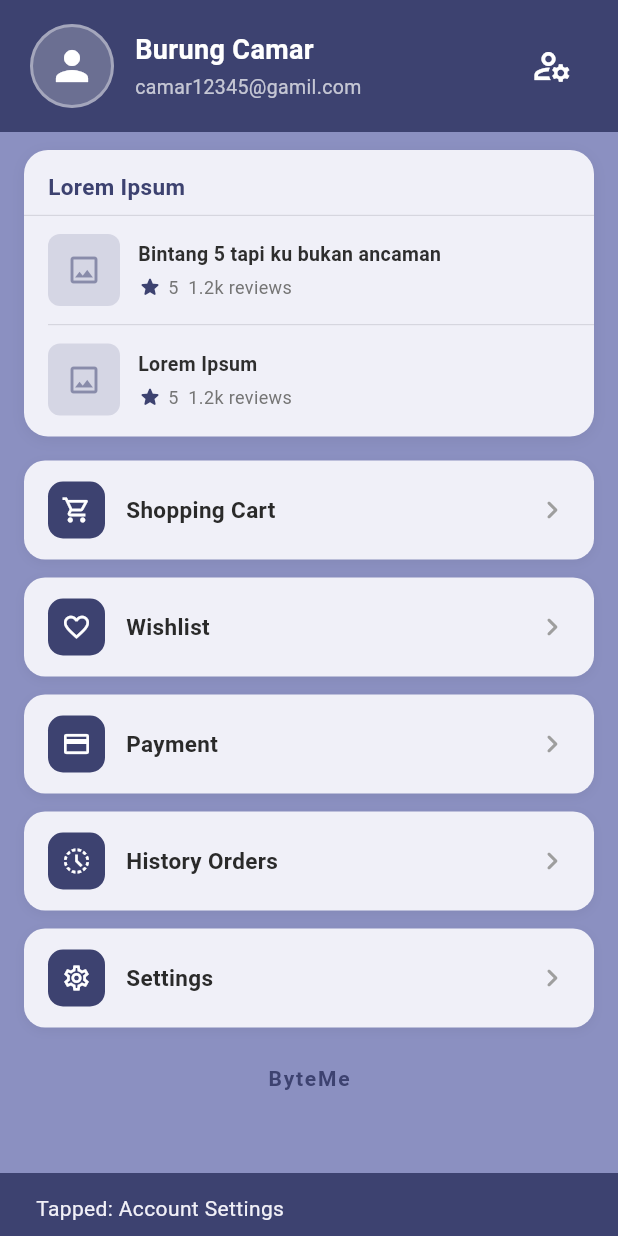
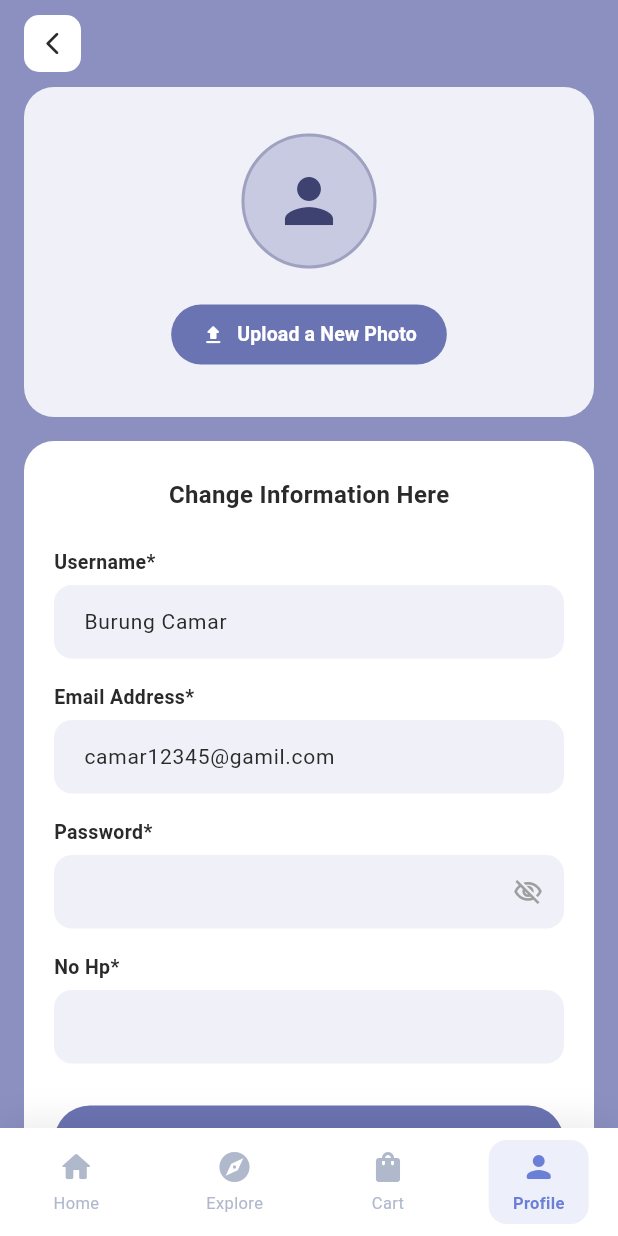
Before and after one commit to chiquixs/byteme_digital_marketplace, a Flutter app: the _ProfilePageContent widget shown alone on an empty page, opened directly, after a tap on the "manage accounts" icon, on a phone screen of 412 x 824 dp. Run offline on Flutter 3.47's test engine with Material 3 defaults, Android fonts, the phone set to English and light mode, and no system bars.

Commit message:
Create edit profile page

```diff
--- /dev/null
+++ b/lib/views/profile/edit_profile_page.dart
@@ -0,0 +1,418 @@
+import 'package:flutter/material.dart';
+
+class EditProfilePage extends StatefulWidget {
+  const EditProfilePage({super.key});
+
+  @override
+  State<EditProfilePage> createState() => _EditProfilePageState();
+}
+
+class _EditProfilePageState extends State<EditProfilePage> {
+  // ── Color palette (sama dengan ProfilePage) ──
+  static const Color _bgLight   = Color(0xFF8B90C1);
+  static const Color _bgDark    = Color(0xFF3D4270);
+  static const Color _cardBg    = Color(0xFFF0F0F8);
+  static const Color _accent    = Color(0xFF6B74B2);
+  static const Color _white     = Colors.white;
+
+  // ── Form controllers ──
+  final _usernameCtrl  = TextEditingController(text: 'Burung Camar');
+  final _emailCtrl     = TextEditingController(text: 'camar12345@gamil.com');
+  final _passwordCtrl  = TextEditingController();
+  final _phoneCtrl     = TextEditingController();
+
+  bool _obscurePassword = true;
+
+  @override
+  void dispose() {
+    _usernameCtrl.dispose();
+    _emailCtrl.dispose();
+    _passwordCtrl.dispose();
+    _phoneCtrl.dispose();
+    super.dispose();
+  }
+
+  // ─────────────────────────────────────────────────────────────────────────
+  @override
+  Widget build(BuildContext context) {
+    return Scaffold(
+      backgroundColor: _bgLight,
+      body: SafeArea(
+        child: Column(
+          children: [
+            // ── AppBar custom ──────────────────────────────────────────────
+            _buildAppBar(context),
+
+            // ── Scrollable body ───────────────────────────────────────────
+            Expanded(
+              child: SingleChildScrollView(
+                child: Column(
+                  children: [
+                    // Foto profil section
+                    _buildPhotoSection(),
+
+                    // Form section
+                    _buildFormSection(),
+                  ],
+                ),
+              ),
+            ),
+          ],
+        ),
+      ),
+      // Bottom nav bar (non-interaktif, dekoratif)
+      bottomNavigationBar: _buildBottomNavBar(),
+    );
+  }
+
+  // ─────────────────────────────────────────────────────────────────────────
+  // AppBar
+  // ─────────────────────────────────────────────────────────────────────────
+  Widget _buildAppBar(BuildContext context) {
+    return Padding(
+      padding: const EdgeInsets.symmetric(horizontal: 16, vertical: 10),
+      child: Row(
+        children: [
+          // Back button
+          GestureDetector(
+            onTap: () => Navigator.of(context).pop(),
+            child: Container(
+              width: 38,
+              height: 38,
+              decoration: BoxDecoration(
+                color: _white,
+                borderRadius: BorderRadius.circular(10),
+              ),
+              child: const Icon(
+                Icons.arrow_back_ios_new_rounded,
+                color: Color(0xFF2A2A2A),
+                size: 18,
+              ),
+            ),
+          ),
+        ],
+      ),
+    );
+  }
+
+  // ─────────────────────────────────────────────────────────────────────────
+  // Photo section (area besar + tombol upload)
+  // ─────────────────────────────────────────────────────────────────────────
+  Widget _buildPhotoSection() {
+    return Container(
+      margin: const EdgeInsets.symmetric(horizontal: 16),
+      width: double.infinity,
+      height: 220,
+      decoration: BoxDecoration(
+        color: _cardBg,
+        borderRadius: BorderRadius.circular(20),
+      ),
+      child: Column(
+        mainAxisAlignment: MainAxisAlignment.center,
+        children: [
+          Container(
+            width: 90,
+            height: 90,
+            decoration: BoxDecoration(
+              shape: BoxShape.circle,
+              color: _bgLight.withOpacity(0.4),
+              border: Border.all(color: _bgDark.withOpacity(0.3), width: 2),
+            ),
+            child: const Icon(Icons.person, color: _bgDark, size: 48),
+          ),
+          const SizedBox(height: 20), // ini margin-nya, tinggal atur angkanya
+          ElevatedButton.icon(
+            onPressed: _onUploadPhoto,
+                style: ElevatedButton.styleFrom(
+                  backgroundColor: _accent,
+                  foregroundColor: _white,
+                  elevation: 0,
+                  padding: const EdgeInsets.symmetric(horizontal: 20, vertical: 10),
+                  shape: RoundedRectangleBorder(
+                    borderRadius: BorderRadius.circular(20),
+                  ),
+                ),
+                icon: const Icon(Icons.upload_rounded, size: 16),
+                label: const Text(
+                  'Upload a New Photo',
+                  style: TextStyle(fontSize: 13, fontWeight: FontWeight.w600),
+                ),
+          ),
+        ],
+      ),
+    );
+  }
+
+  // ─────────────────────────────────────────────────────────────────────────
+  // Form section
+  // ─────────────────────────────────────────────────────────────────────────
+  Widget _buildFormSection() {
+    return Container(
+      margin: const EdgeInsets.all(16),
+      padding: const EdgeInsets.fromLTRB(20, 24, 20, 28),
+      decoration: BoxDecoration(
+        color: _white,
+        borderRadius: BorderRadius.circular(20),
+      ),
+      child: Column(
+        crossAxisAlignment: CrossAxisAlignment.start,
+        children: [
+          // Judul
+          const Center(
+            child: Text(
+              'Change Information Here',
+              style: TextStyle(
+                fontSize: 16,
+                fontWeight: FontWeight.bold,
+                color: Color(0xFF2A2A2A),
+              ),
+            ),
+          ),
+          const SizedBox(height: 24),
+
+          // Fields
+          _buildField(
+            label: 'Username*',
+            controller: _usernameCtrl,
+            keyboardType: TextInputType.name,
+          ),
+          const SizedBox(height: 16),
+          _buildField(
+            label: 'Email Address*',
+            controller: _emailCtrl,
+            keyboardType: TextInputType.emailAddress,
+          ),
+          const SizedBox(height: 16),
+          _buildPasswordField(),
+          const SizedBox(height: 16),
+          _buildField(
+            label: 'No Hp*',
+            controller: _phoneCtrl,
+            keyboardType: TextInputType.phone,
+          ),
+          const SizedBox(height: 28),
+
+          // Tombol Update
+          SizedBox(
+            width: double.infinity,
+            height: 48,
+            child: ElevatedButton(
+              onPressed: _onUpdate,
+              style: ElevatedButton.styleFrom(
+                backgroundColor: _accent,
+                foregroundColor: _white,
+                elevation: 0,
+                shape: RoundedRectangleBorder(
+                  borderRadius: BorderRadius.circular(24),
+                ),
+              ),
+              child: const Text(
+                'Update',
+                style: TextStyle(
+                  fontSize: 15,
+                  fontWeight: FontWeight.bold,
+                ),
+              ),
+            ),
+          ),
+        ],
+      ),
+    );
+  }
+
+  // ─────────────────────────────────────────────────────────────────────────
+  // Field builder
+  // ─────────────────────────────────────────────────────────────────────────
+  Widget _buildField({
+    required String label,
+    required TextEditingController controller,
+    TextInputType keyboardType = TextInputType.text,
+  }) {
+    return Column(
+      crossAxisAlignment: CrossAxisAlignment.start,
+      children: [
+        Text(
+          label,
+          style: const TextStyle(
+            fontSize: 13,
+            fontWeight: FontWeight.w600,
+            color: Color(0xFF2A2A2A),
+          ),
+        ),
+        const SizedBox(height: 6),
+        TextField(
+          controller: controller,
+          keyboardType: keyboardType,
+          style: const TextStyle(fontSize: 14, color: Color(0xFF2A2A2A)),
+          decoration: InputDecoration(
+            filled: true,
+            fillColor: _cardBg,
+            contentPadding:
+                const EdgeInsets.symmetric(horizontal: 16, vertical: 14),
+            border: OutlineInputBorder(
+              borderRadius: BorderRadius.circular(12),
+              borderSide: BorderSide.none,
+            ),
+            enabledBorder: OutlineInputBorder(
+              borderRadius: BorderRadius.circular(12),
+              borderSide: BorderSide.none,
+            ),
+            focusedBorder: OutlineInputBorder(
+              borderRadius: BorderRadius.circular(12),
+              borderSide: const BorderSide(color: _accent, width: 1.5),
+            ),
+          ),
+        ),
+      ],
+    );
+  }
+
+  // ─────────────────────────────────────────────────────────────────────────
+  // Password field (dengan toggle show/hide)
+  // ─────────────────────────────────────────────────────────────────────────
+  Widget _buildPasswordField() {
+    return Column(
+      crossAxisAlignment: CrossAxisAlignment.start,
+      children: [
+        const Text(
+          'Password*',
+          style: TextStyle(
+            fontSize: 13,
+            fontWeight: FontWeight.w600,
+            color: Color(0xFF2A2A2A),
+          ),
+        ),
+        const SizedBox(height: 6),
+        TextField(
+          controller: _passwordCtrl,
+          obscureText: _obscurePassword,
+          style: const TextStyle(fontSize: 14, color: Color(0xFF2A2A2A)),
+          decoration: InputDecoration(
+            filled: true,
+            fillColor: _cardBg,
+            contentPadding:
+                const EdgeInsets.symmetric(horizontal: 16, vertical: 14),
+            border: OutlineInputBorder(
+              borderRadius: BorderRadius.circular(12),
+              borderSide: BorderSide.none,
+            ),
+            enabledBorder: OutlineInputBorder(
+              borderRadius: BorderRadius.circular(12),
+              borderSide: BorderSide.none,
+            ),
+            focusedBorder: OutlineInputBorder(
+              borderRadius: BorderRadius.circular(12),
+              borderSide: const BorderSide(color: _accent, width: 1.5),
+            ),
+            suffixIcon: IconButton(
+              icon: Icon(
+                _obscurePassword
+                    ? Icons.visibility_off_outlined
+                    : Icons.visibility_outlined,
+                color: Colors.grey,
+                size: 20,
+              ),
+              onPressed: () =>
+                  setState(() => _obscurePassword = !_obscurePassword),
+            ),
+          ),
+        ),
+      ],
+    );
+  }
+
+  // ─────────────────────────────────────────────────────────────────────────
+  // Bottom nav bar dekoratif (sama persis dengan app utama)
+  // ─────────────────────────────────────────────────────────────────────────
+  Widget _buildBottomNavBar() {
+    return Container(
+      decoration: BoxDecoration(
+        color: _white,
+        boxShadow: [
+          BoxShadow(
+            color: Colors.black.withOpacity(0.08),
+            blurRadius: 20,
+            offset: const Offset(0, -4),
+          ),
+        ],
+      ),
+      child: SafeArea(
+        child: Padding(
+          padding: const EdgeInsets.symmetric(vertical: 8),
+          child: Row(
+            mainAxisAlignment: MainAxisAlignment.spaceAround,
+            children: [
+              _navItem(Icons.home_rounded, 'Home', false),
+              _navItem(Icons.explore_rounded, 'Explore', false),
+              _navItem(Icons.shopping_bag_rounded, 'Cart', false),
+              _navItem(Icons.person_rounded, 'Profile', true),
+            ],
+          ),
+        ),
+      ),
+    );
+  }
+
+  Widget _navItem(IconData icon, String label, bool active) {
+    return AnimatedContainer(
+      duration: const Duration(milliseconds: 200),
+      padding: const EdgeInsets.symmetric(horizontal: 16, vertical: 6),
+      decoration: BoxDecoration(
+        color: active
+            ? const Color(0xFF6B7FD7).withOpacity(0.12)
+            : Colors.transparent,
+        borderRadius: BorderRadius.circular(12),
+      ),
+      child: Column(
+        mainAxisSize: MainAxisSize.min,
+        children: [
+          Icon(icon,
+              color: active
+                  ? const Color(0xFF6B7FD7)
+                  : const Color(0xFFB0B8CC),
+              size: 24),
+          const SizedBox(height: 4),
+          Text(
+            label,
+            style: TextStyle(
+              fontSize: 11,
+              fontWeight: active ? FontWeight.w600 : FontWeight.w400,
+              color: active
+                  ? const Color(0xFF6B7FD7)
+                  : const Color(0xFFB0B8CC),
+            ),
+          ),
+        ],
+      ),
+    );
+  }
+
+  // ─────────────────────────────────────────────────────────────────────────
+  // Handlers
+  // ─────────────────────────────────────────────────────────────────────────
+  void _onUploadPhoto() {
+    // TODO: Integrasikan image_picker di sini
+    ScaffoldMessenger.of(context).showSnackBar(
+      SnackBar(
+        content: const Text('Fitur upload foto belum tersedia'),
+        backgroundColor: _bgDark,
+        duration: const Duration(milliseconds: 1200),
+        behavior: SnackBarBehavior.floating,
+        shape: RoundedRectangleBorder(borderRadius: BorderRadius.circular(10)),
+      ),
+    );
+  }
+
+  void _onUpdate() {
+    // TODO: Panggil UserController.updateProfile() di sini
+    ScaffoldMessenger.of(context).showSnackBar(
+      SnackBar(
+        content: const Text('Profil berhasil diperbarui!'),
+        backgroundColor: _bgDark,
+        duration: const Duration(seconds: 2),
+        behavior: SnackBarBehavior.floating,
+        shape: RoundedRectangleBorder(borderRadius: BorderRadius.circular(10)),
+      ),
+    );
+  }
+}
--- a/lib/views/profile/profile_page.dart
+++ b/lib/views/profile/profile_page.dart
@@ -1,6 +1,7 @@
 import 'package:flutter/material.dart';
 import 'package:byteme_digital_marketplace/views/my_orders/history_orders_page.dart';
 import 'package:byteme_digital_marketplace/views/cart/cart_page.dart';
+import 'edit_profile_page.dart';
 
 class ProfilePage extends StatelessWidget {
   const ProfilePage({super.key});
@@ -83,12 +84,6 @@ class _ProfilePageContentState extends State<_ProfilePageContent> {
                         MaterialPageRoute(builder: (_) => const HistoryOrdersPage()),
                       ),
                     ),
-                    const SizedBox(height: 12),
-                    _buildMenuItem(
-                      icon: Icons.settings_outlined,
-                      label: 'Settings',
-                      onTap: () => _showMenuSnack('Settings'),
-                    ),
 
                     const SizedBox(height: 24),
 
@@ -166,7 +161,10 @@ class _ProfilePageContentState extends State<_ProfilePageContent> {
               color: _white,
               size: 28,
             ),
-            onPressed: () => _showMenuSnack('Account Settings'),
+            onPressed: () => Navigator.push(
+              context,
+              MaterialPageRoute(builder: (_) => const EditProfilePage()),
+            ),
           ),
         ],
       ),
```
